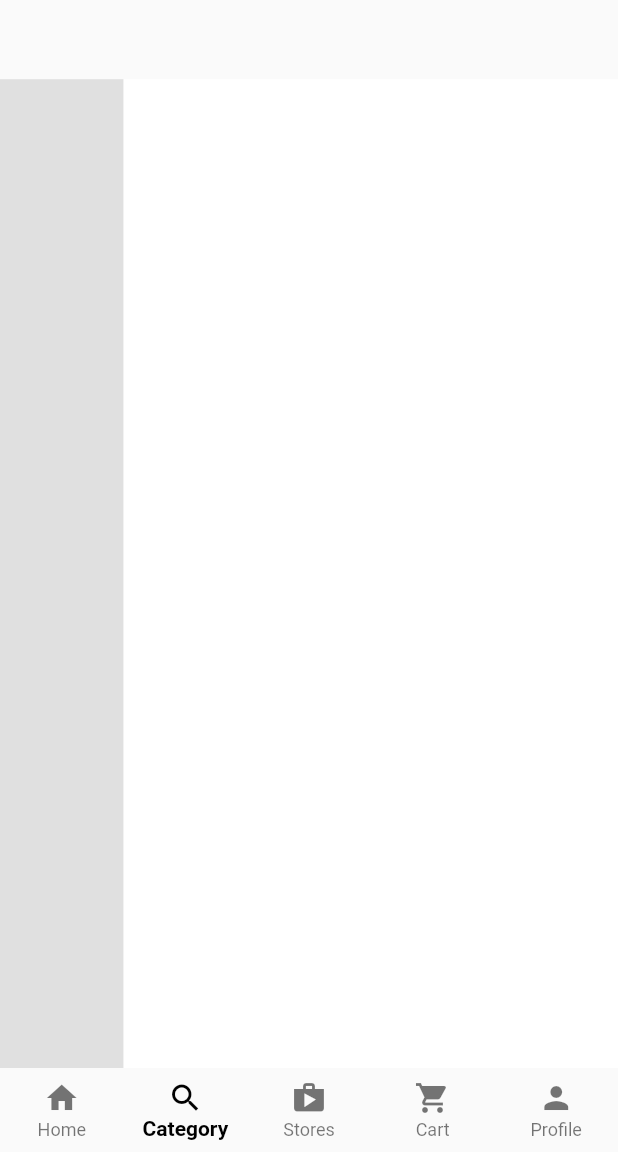
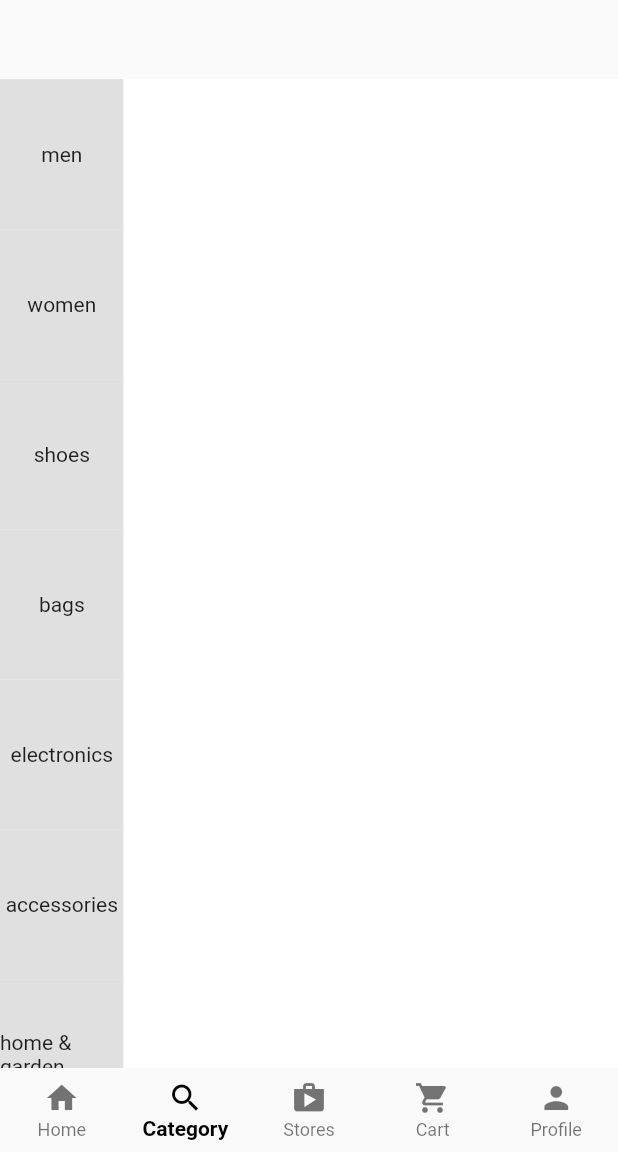
Before and after one commit to supernyzii/demo_erotsdemo, a Flutter app: the screen it shows after launch, item 2 of the bottom bar chosen, on a phone screen of 412 x 824 dp, the part 84-1236 px from its top. Run offline on Flutter 3.47's test engine with Material 2 defaults, Android fonts, the phone set to English and light mode, and no system bars.

Commit message:
added labels to the side navigator change the color of a label on click using the GestureDetector and its onTap function
we use a loop to help in the process ... the loop goes through all the list and assign boolean false to it

```diff
--- a/lib/main_screens/category.dart
+++ b/lib/main_screens/category.dart
@@ -1,5 +1,17 @@
 import 'package:flutter/material.dart';
 import 'package:istorebtaxx/widgets/fake_search.dart';
+
+List<ItemsData> items = [
+  ItemsData(label: 'men'),
+  ItemsData(label: 'women'),
+  ItemsData(label: 'shoes'),
+  ItemsData(label: 'bags'),
+  ItemsData(label: 'electronics'),
+  ItemsData(label: 'accessories'),
+  ItemsData(label: 'home & garden'),
+  ItemsData(label: 'kids'),
+  ItemsData(label: 'beauty'),
+];
 
 class CategoryScreen extends StatefulWidget {
   const CategoryScreen({Key? key}) : super(key: key);
@@ -23,21 +35,41 @@
           Positioned(
             bottom: 0,
             left: 0,
-            child: sideNavigator(size) ,),
+            child: sideNavigator(size)),
           Positioned(
             bottom: 0,
             right: 0,
-            child: categView(size),),
+            child: categView(size)),
         ],
-      )
+      ),
     );
   }
 
   Widget sideNavigator ( Size size) {
-   return  Container(
+   return  SizedBox(
       height: size.height * 0.8,
       width:  size.width * 0.2,
-      color: Colors.grey.shade300,
+      child: ListView.builder(
+          itemCount: items.length,
+          itemBuilder: (context, index){
+            return  GestureDetector(
+              onTap: () {
+                for (var element in items){
+                  element.isSelected = false;
+                }
+                setState(() {
+                  items[index].isSelected = true;
+                });
+              },
+              child: Container(
+                color: items[index].isSelected == true ? Colors.white : Colors.grey.shade300,
+                height: 100,
+                child: Center (
+                  child: Text(items[index].label),
+                ),
+              ),
+            );
+      }),
     );
   }
 
@@ -49,3 +81,9 @@
     );
   }
 }
+
+class ItemsData{
+  String label;
+  bool isSelected;
+  ItemsData({required this.label, this.isSelected = false});
+}
```
